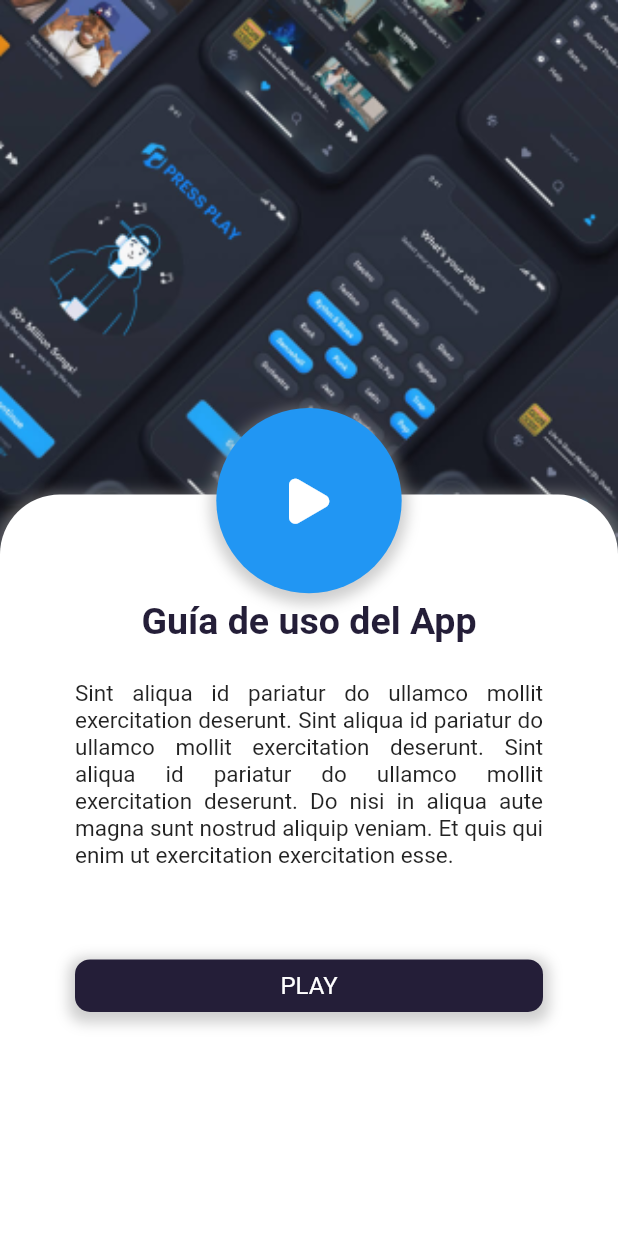
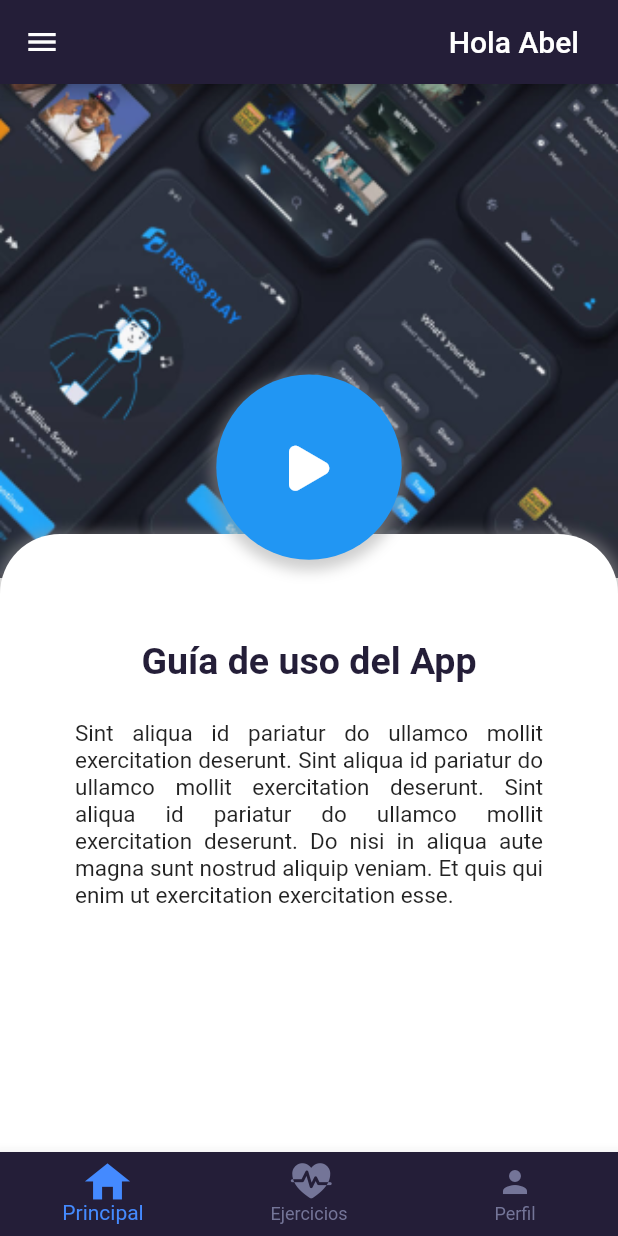
Before and after one commit to abelcc1031/Proyectos_de_Fluter, a Flutter app: the CardGuia screen opened by its route, on a phone screen of 412 x 824 dp. Run offline on Flutter 3.47's test engine with Material 2 defaults, Android fonts, the phone set to English and light mode, and no system bars; our stand-ins replace card_swiper, firebase_auth, firebase_core, google_fonts, shared_preferences; missing offline and left inert: flutter_meedu; accounts and stored records are empty; network calls fail.

Commit message:
Avance de nuevos Screens
Screens de fisoterapeuta, guia de uso, guia de pulsimetro y redirecciones con Navigator

```diff
--- /dev/null
+++ b/fisioterapia/lib/providers/ui_provider.dart
@@ -0,0 +1,15 @@
+import 'package:flutter/material.dart';
+
+class UiProvider extends ChangeNotifier {
+  int _selectedMenuOpt = 0;
+
+  int get selectedMenuOpt {
+    return _selectedMenuOpt;
+  }
+
+  set selectedMenuOpt(int i) {
+    this._selectedMenuOpt = i;
+    // Cuando se cambie el valor de i, notificara a todos los widgets que esten escuchando este cambio
+    notifyListeners();
+  }
+}
--- a/fisioterapia/lib/routes/routes.dart
+++ b/fisioterapia/lib/routes/routes.dart
@@ -6,11 +6,13 @@ import 'package:flutter/material.dart';
 Map<String, WidgetBuilder> getAplicationRoutes() {
 
   return <String, WidgetBuilder> {
-    'login_screen' : ( _ ) => LoginScreen(),
+    'login_screen'          : (_) => LoginScreen(),
     'menu_principal_screen' : (_) => MenuPrincipalScreen(),
-    'nav_drawer' : (_) => NavDrawer(),
-    'card_pulsimetro' : (_) => CardPulsimetro(),
-    'card_guia' : (_) => CardGuia(),
-    'card_fisioterapueta' :(_) => CardFisioterapeuta(),
+    'nav_drawer'            : (_) => NavDrawer(),
+    'card_pulsimetro'       : (_) => CardPulsimetro(),
+    'card_guia'             : (_) => CardGuia(),
+    'card_fisioterapueta'   : (_) => CardFisioterapeuta(),
+    'ejercicios_screen'     : (_) => EjerciciosScreen(),
+    'perfil_screen'         : (_) => PerfilScreen(),
   };
 }
--- a/fisioterapia/lib/screens/login_screen.dart
+++ b/fisioterapia/lib/screens/login_screen.dart
@@ -1,6 +1,6 @@
 
 import 'package:fisioterapia/custom_icons.dart';
-import 'package:fisioterapia/screens/screens.dart';
+import 'package:fisioterapia/share_prefs/preferencias_usuario.dart';
 import 'package:fisioterapia/theme/theme.dart';
 import 'package:fisioterapia/widgets/textField.dart';
 import 'package:fisioterapia/widgets/widgets.dart';
@@ -9,8 +9,12 @@ import 'package:flutter/material.dart';
 
 class LoginScreen extends StatelessWidget {
 
+  final prefs = new PreferenciasUsuario();
+
   @override
   Widget build(BuildContext context) {
+
+    prefs.ultimaPagina = 'login_screen';
     return Scaffold(
       body: Stack(
         children: [
@@ -84,7 +88,7 @@ class ButtonLogin extends StatelessWidget {
     return Padding(
       padding: const EdgeInsets.symmetric(horizontal: 10,),
       child: ElevatedButton(
-        onPressed: () { Navigator.pushNamed(context, 'menu_principal_screen');},
+        onPressed: () { Navigator.pushReplacementNamed(context, 'menu_principal_screen');},
         child: Row(
           mainAxisSize: MainAxisSize.min,
           mainAxisAlignment: MainAxisAlignment.center,
--- a/fisioterapia/lib/screens/screens.dart
+++ b/fisioterapia/lib/screens/screens.dart
@@ -1,2 +1,4 @@
 export 'package:fisioterapia/screens/login_screen.dart';
 export 'package:fisioterapia/screens/menu_principal_screen.dart';
+export 'package:fisioterapia/screens/ejercicios_screen.dart';
+export 'package:fisioterapia/screens/perfil_screen.dart';
--- /dev/null
+++ b/fisioterapia/lib/share_prefs/preferencias_usuario.dart
@@ -0,0 +1,64 @@
+import 'package:shared_preferences/shared_preferences.dart';
+
+
+class PreferenciasUsuario {
+
+
+  static final PreferenciasUsuario _instancia = new PreferenciasUsuario._internal();
+
+  factory PreferenciasUsuario() {
+    return _instancia;
+  }
+  PreferenciasUsuario._internal();
+
+  late SharedPreferences _prefs;
+
+  initPrefs() async {
+    this._prefs = await SharedPreferences.getInstance();
+  }
+
+
+  /*
+  // GET y SET del Género
+  int get genero {
+    return _prefs.getInt('genero') ?? 1;
+  }
+
+  set genero(int value) {
+    _prefs.setInt('genero', value);
+  }
+
+  // GET y SET del Color Secundario
+
+  bool get colorSecundario {
+    return _prefs.getBool('colorSecundario') ?? false;
+  }
+
+  set colorSecundario(bool value) {
+    _prefs.setBool('colorSecundario', value);
+  }
+
+
+  // GET y SET del nombreUsuario
+
+  String get nombreUsuario {
+    return _prefs.getString('nombreUsuario') ?? '';
+  }
+
+  set nombreUsuario(String value) {
+    _prefs.setString('nombreUsuario', value);
+  }
+
+  */
+
+  // GET y SET de la Ultima pagina
+
+  String get ultimaPagina {
+    return _prefs.getString('ultimaPagina') ?? 'login_screen';
+  }
+
+  set ultimaPagina(String value) {
+    _prefs.setString('ultimaPagina', value);
+  }
+
+}
--- a/fisioterapia/lib/widgets/card_guia.dart
+++ b/fisioterapia/lib/widgets/card_guia.dart
@@ -1,5 +1,6 @@
 
 import 'package:fisioterapia/custom_icons.dart';
+import 'package:fisioterapia/share_prefs/preferencias_usuario.dart';
 import 'package:fisioterapia/theme/theme.dart';
 import 'package:fisioterapia/widgets/widgets.dart';
 import 'package:flutter/material.dart';
@@ -13,12 +14,34 @@ class CardGuia extends StatefulWidget {
 }
 
 class _CardGuiaState extends State<CardGuia> {
+
+  final prefs = new PreferenciasUsuario();
+
+  @override
+  void initState() {
+    super.initState();
+
+    prefs.ultimaPagina = 'card_guia';
+  }
   // double height, width;
   @override
   Widget build(BuildContext context) {
     double height = MediaQuery.of(context).size.height;
     double width = MediaQuery.of(context).size.width;
     return Scaffold(
+      drawer: NavDrawer(),
+      appBar: AppBar(
+        backgroundColor: DeliveryColors.background,
+        title: Row(
+          mainAxisAlignment: MainAxisAlignment.end,
+          children: [
+            Padding(
+              padding: const EdgeInsets.fromLTRB(0, 0, 10, 0),
+              child: Text('Hola Abel',),
+            ),
+          ],
+        ),
+      ),
       body: Stack(
         alignment: AlignmentDirectional.bottomCenter,
         children: [
@@ -30,6 +53,7 @@ class _CardGuiaState extends State<CardGuia> {
 
         ],
      ),
+     bottomNavigationBar: CustomBottonNavigation(),
    );
   }
 }
@@ -48,7 +72,7 @@ class PlayGuia extends StatelessWidget {
   Widget build(BuildContext context) {
 
     return Positioned(
-      top: height * .5 - (width * .34),
+      top: height * .5 - (width * .53),
       left: width * .35,
       child: Container(
         decoration: BoxDecoration(
@@ -84,7 +108,7 @@ class ImagenGuia extends StatelessWidget {
       child: Column(
         children: [
           Container(
-            height: height * .5,
+            height: height * .4,
             width: double.infinity,
             decoration: BoxDecoration(
               // color: Colors.red,
@@ -117,7 +141,7 @@ class DescripcionGuia extends StatelessWidget {
   @override
   Widget build(BuildContext context) {
     return Container(
-      height: height * .6,
+      height: height * .5,
       decoration: BoxDecoration(
         boxShadow: [
           boxShadow2
@@ -153,33 +177,7 @@ class DescripcionGuia extends StatelessWidget {
                 fontSize: 15,
               ),
             ),
-            SizedBox(height: 60,),
-            Center(
-              child: InkWell(
-                onTap: () {},
-                splashColor: Theme.of(context).colorScheme.onSurface.withOpacity(0.12),
-                highlightColor: Colors.transparent,
-                child: Container(
-                  width: double.infinity,
-                  decoration: BoxDecoration(
-                    borderRadius: BorderRadius.circular(10),
-                    boxShadow: [
-                      boxShadow2
-                    ],
-                    color: DeliveryColors.background,
-                  ),
-                  child: Padding(
-                    padding: const EdgeInsets.symmetric(
-                        horizontal: 18, vertical: 8),
-                    child: Text(
-                      'PLAY',
-                      style: TextStyle(color: DeliveryColors.white, fontSize: 16),
-                      textAlign: TextAlign.center,
-                    ),
-                  ),
-                ),
-              ),
-            )
+
           ],
         ),
       ),
--- a/fisioterapia/lib/widgets/custom_bottom_navition.dart
+++ b/fisioterapia/lib/widgets/custom_bottom_navition.dart
@@ -1,6 +1,8 @@
 import 'package:fisioterapia/custom_icons.dart';
+import 'package:fisioterapia/providers/ui_provider.dart';
 import 'package:fisioterapia/theme/theme.dart';
 import 'package:flutter/material.dart';
+import 'package:provider/provider.dart';
 
 
 class CustomBottonNavigation extends StatefulWidget {
@@ -10,11 +12,17 @@ class CustomBottonNavigation extends StatefulWidget {
 }
 
 class _CustomBottonNavigationState extends State<CustomBottonNavigation> {
-  int _paginaPrincipal = 1;
 
   @override
   Widget build(BuildContext context) {
+
+    final uiProvider = Provider.of<UiProvider>(context);
+
+    final currentIndex = uiProvider.selectedMenuOpt;
+
     return BottomNavigationBar(
+
+      onTap: (int i) => uiProvider.selectedMenuOpt = i,
 
       showSelectedLabels: true,
       showUnselectedLabels: true,
@@ -22,13 +30,8 @@ class _CustomBottonNavigationState extends State<CustomBottonNavigation> {
       unselectedItemColor: Color.fromRGBO(116, 117, 152, 1),
       // backgroundColor: Color.fromRGBO(55, 57, 84, 1),
       backgroundColor: DeliveryColors.background,
-      currentIndex: _paginaPrincipal,
 
-      onTap: (index) {
-        setState(() {
-          _paginaPrincipal = index;
-        });
-      },
+      currentIndex: currentIndex,
 
       items: [
         BottomNavigationBarItem(
--- a/fisioterapia/pubspec.yaml
+++ b/fisioterapia/pubspec.yaml
@@ -29,6 +29,8 @@ dependencies:
   # Use with the CupertinoIcons class for iOS style icons.
   cupertino_icons: ^1.0.2
   google_fonts: ^2.1.0
+  shared_preferences: ^2.0.8
+  provider: ^6.0.1
 
 dev_dependencies:
   flutter_test:
```
Also changed, not shown: fisioterapia/lib/main.dart (+27 -6 lines), fisioterapia/lib/screens/ejercicios_screen.dart (added, +12 -0 lines), fisioterapia/lib/screens/menu_principal_screen.dart (+54 -12 lines), fisioterapia/lib/screens/perfil_screen.dart (added, +12 -0 lines), fisioterapia/lib/widgets/card_fisioterapeuta.dart (+24 -3 lines), fisioterapia/lib/widgets/card_pulsimetro.dart (+24 -30 lines), fisioterapia/lib/widgets/nav_drawer.dart (+21 -8 lines), fisioterapia/assets/icon/icon.png, fisioterapia/lib/widgets/widgets.dart (line endings or trailing spaces), fisioterapia/pubspec.lock, 5 other files.
